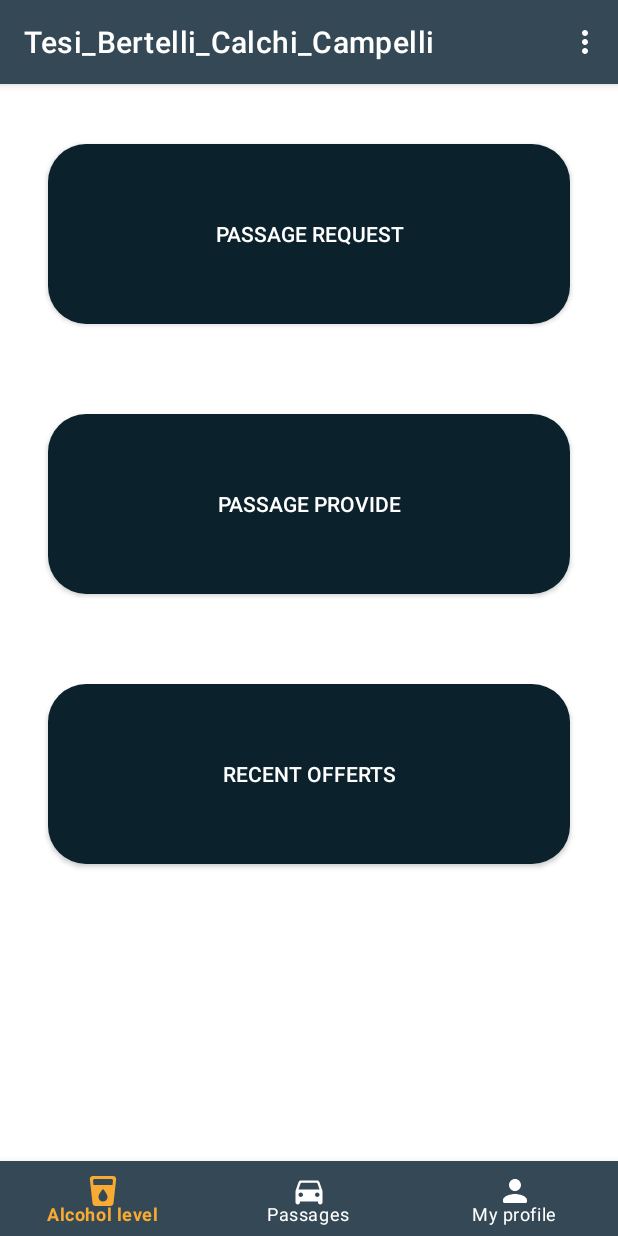
After one commit to Samyber/Tesi_Bertelli_Calchi_Campelli, an Android app: the fragment PassagesChoiseFragment placed in its activity, on a phone screen of 412 x 824 dp. The commit adds this screen. Run offline under Robolectric (Android 15) with nearby library versions, the phone set to English and light mode, and no system bars; our stand-ins replace Firebase (no records; nobody signed in at launch, a user with empty details on screens opened directly); libraries missing offline, so code that uses them is left out: com.xwray.groupie; 5 statements that could not run were skipped.

Commit message:
Iniziato ad implementare PassagesChoiseFragment.kt fragment_passages_choise.xml RequestPassageActivity.kt activity_request_passage.xml

```diff
--- a/app/src/main/AndroidManifest.xml
+++ b/app/src/main/AndroidManifest.xml
@@ -9,8 +9,9 @@
         android:roundIcon="@mipmap/ic_launcher_round"
         android:supportsRtl="true"
         android:theme="@style/Theme.Tesi_Bertelli_Calchi_Campelli">
-        <activity android:name=".ModifyEmailActivity"></activity>
-        <activity android:name=".ModifyPasswordActivity"></activity>
+        <activity android:name=".Passages.RequestPassageActivity"></activity>
+        <activity android:name=".ModifyEmailActivity" />
+        <activity android:name=".ModifyPasswordActivity" />
         <activity
             android:name=".SettingsActivity"
             android:label="@string/title_activity_settings">
--- /dev/null
+++ b/app/src/main/java/com/samaeli/tesi/Passages/PassagesChoiseFragment.kt
@@ -0,0 +1,38 @@
+package com.samaeli.tesi.Passages
+
+import android.content.Intent
+import android.os.Bundle
+import androidx.fragment.app.Fragment
+import android.view.LayoutInflater
+import android.view.View
+import android.view.ViewGroup
+import com.samaeli.tesi.databinding.FragmentPassagesChoiseBinding
+
+
+class PassagesChoiseFragment : Fragment() {
+
+    private var _binding : FragmentPassagesChoiseBinding? = null
+    private val binding get() = _binding!!
+
+    override fun onCreate(savedInstanceState: Bundle?) {
+        super.onCreate(savedInstanceState)
+
+    }
+
+    override fun onCreateView(inflater: LayoutInflater, container: ViewGroup?,
+                              savedInstanceState: Bundle?): View? {
+        // Inflate the layout for this fragment
+        //return inflater.inflate(R.layout.fragment_passages_choise, container, false)
+        _binding = FragmentPassagesChoiseBinding.inflate(inflater,container,false)
+        val view = binding.root
+
+        binding.passageRequestButtonChoisePassages.setOnClickListener {
+            val intent = Intent(activity,RequestPassageActivity::class.java)
+            startActivity(intent)
+        }
+
+        return view
+    }
+
+
+}
--- /dev/null
+++ b/app/src/main/res/layout/fragment_passages_choise.xml
@@ -0,0 +1,55 @@
+<?xml version="1.0" encoding="utf-8"?>
+<ScrollView xmlns:android="http://schemas.android.com/apk/res/android"
+    xmlns:app="http://schemas.android.com/apk/res-auto"
+    xmlns:tools="http://schemas.android.com/tools"
+    android:id="@+id/scrollViewRegister"
+    android:layout_width="match_parent"
+    android:layout_height="match_parent"
+    android:fillViewport="true"
+    tools:context=".Passages.PassagesChoiseFragment">
+
+    <androidx.constraintlayout.widget.ConstraintLayout
+        android:paddingBottom="32dp"
+        android:layout_width="match_parent"
+        android:layout_height="match_parent">
+
+        <android.widget.Button
+            android:id="@+id/passageRequestButtonChoisePassages"
+            android:layout_width="0dp"
+            android:layout_height="120dp"
+            android:layout_marginStart="32dp"
+            android:layout_marginTop="40dp"
+            android:layout_marginEnd="32dp"
+            android:background="@drawable/rounded_button"
+            android:text="@string/passage_request"
+            android:textColor="@color/white"
+            app:layout_constraintEnd_toEndOf="parent"
+            app:layout_constraintStart_toStartOf="parent"
+            app:layout_constraintTop_toTopOf="parent" />
+
+        <android.widget.Button
+            android:id="@+id/passageProvideButtonChoisePassages"
+            android:layout_width="0dp"
+            android:layout_height="120dp"
+            android:layout_marginTop="60dp"
+            android:background="@drawable/rounded_button"
+            android:text="@string/passage_provide"
+            android:textColor="@color/white"
+            app:layout_constraintEnd_toEndOf="@+id/passageRequestButtonChoisePassages"
+            app:layout_constraintStart_toStartOf="@+id/passageRequestButtonChoisePassages"
+            app:layout_constraintTop_toBottomOf="@+id/passageRequestButtonChoisePassages" />
+
+        <android.widget.Button
+            android:id="@+id/recentOffertsButtonChoisePassages"
+            android:layout_width="0dp"
+            android:layout_height="120dp"
+            android:layout_marginTop="60dp"
+            android:background="@drawable/rounded_button"
+            android:text="@string/recent_offerts"
+            android:textColor="@color/white"
+            app:layout_constraintEnd_toEndOf="@+id/passageProvideButtonChoisePassages"
+            app:layout_constraintStart_toStartOf="@+id/passageProvideButtonChoisePassages"
+            app:layout_constraintTop_toBottomOf="@+id/passageProvideButtonChoisePassages" />
+    </androidx.constraintlayout.widget.ConstraintLayout>
+
+</ScrollView>
--- a/app/src/main/res/layout/fragment_profile.xml
+++ b/app/src/main/res/layout/fragment_profile.xml
@@ -64,9 +64,9 @@
             android:layout_marginTop="@dimen/top_margin_profile"
             android:hint="@string/surname"
             app:startIconDrawable="@drawable/ic_round_person_24"
-            app:layout_constraintEnd_toEndOf="@+id/nameInputLayoutProfile"
-            app:layout_constraintStart_toStartOf="@+id/nameInputLayoutProfile"
-            app:layout_constraintTop_toBottomOf="@+id/nameInputLayoutProfile">
+            app:layout_constraintEnd_toEndOf="@+id/departureAddressInputLayoutRequestPassage"
+            app:layout_constraintStart_toStartOf="@+id/departureAddressInputLayoutRequestPassage"
+            app:layout_constraintTop_toBottomOf="@+id/departureAddressInputLayoutRequestPassage">
 
             <com.google.android.material.textfield.TextInputEditText
                 android:id="@+id/surnameEditTextProfile"
--- a/app/src/main/res/values/dimens.xml
+++ b/app/src/main/res/values/dimens.xml
@@ -22,4 +22,6 @@
 
     <dimen name="top_margin_modify_email">32dp</dimen>
     <dimen name="left_right_margin_modify_email">24dp</dimen>
+
+    <dimen name="top_margin_request_passage">16dp</dimen>
 </resources>
--- a/app/src/main/res/values/strings.xml
+++ b/app/src/main/res/values/strings.xml
@@ -119,4 +119,19 @@
     <string name="error_old_email">Error! Old email is wrong</string>
     <string name="email_changed">Email changed</string>
     <string name="error_password">Error! The password is wrong</string>
+
+    <string name="passage_request">Passage request</string>
+    <string name="passage_provide">Passage Provide</string>
+    <string name="recent_offerts">Recent Offerts</string>
+
+
+    <string name="departure_information">Departure information</string>
+    <string name="address">Address</string>
+    <string name="city">City</string>
+    <string name="arrival_information">Arrival information</string>
+    <string name="other_informations">Other informations</string>
+    <string name="number_person">Number person</string>
+    <string name="require_passage">Require passage</string>
+    <string name="insert_ride_informations">Insert ride informations</string>
+
 </resources>
```
Also changed, not shown: app/src/main/java/com/samaeli/tesi/MainActivity.kt (+11 -2 lines), app/src/main/java/com/samaeli/tesi/Passages/RequestPassageActivity.kt (added, +70 -0 lines), app/src/main/res/drawable/ic_round_address_24.xml (added, +10 -0 lines), app/src/main/res/drawable/ic_round_hour_24.xml (added, +10 -0 lines), app/src/main/res/drawable/ic_round_location_city_24.xml (added, +10 -0 lines), app/src/main/res/layout/activity_request_passage.xml (added, +180 -0 lines).
